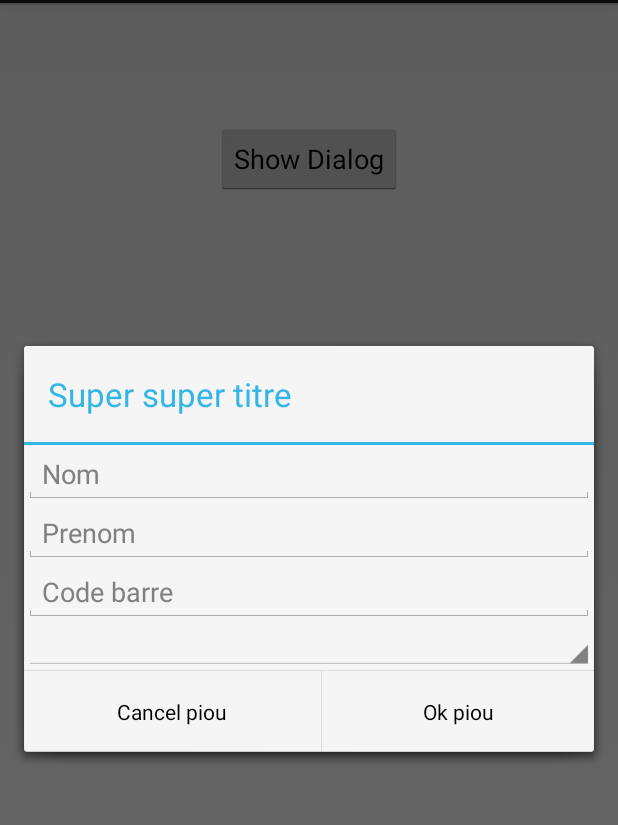
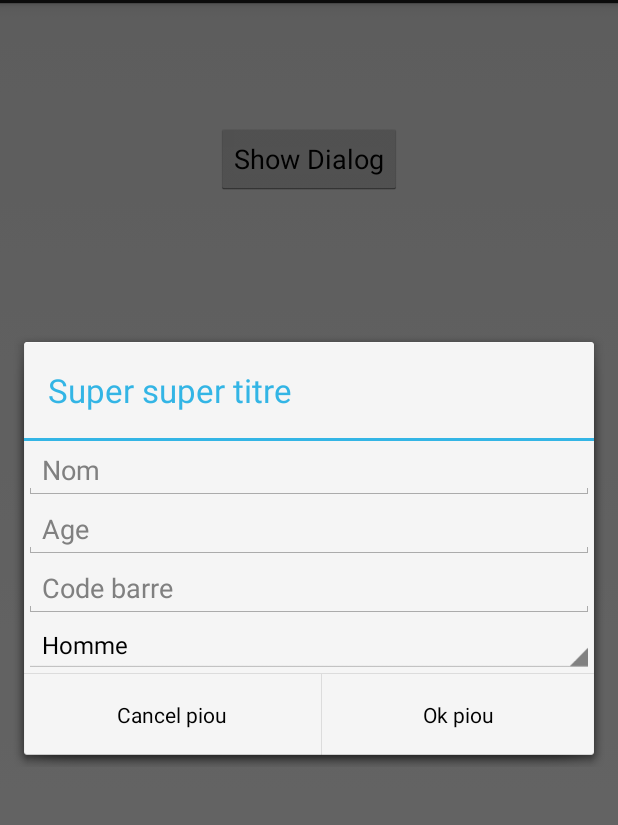
Before and after one commit to jorisdeguet/420406-Applications, an Android app: the screen it shows after launch (DialogFormActivity), after a tap on "Show Dialog", on a phone screen of 412 x 824 dp, the part 69-894 px from its top. Run offline under Robolectric (Android 15) with nearby library versions, the light colour scheme and no system bars.

Commit message:
Fix on Dialogs

```diff
--- a/code/DemoDialogForm/app/src/main/java/com/example/demodialogform/MonDialogFragment.java
+++ b/code/DemoDialogForm/app/src/main/java/com/example/demodialogform/MonDialogFragment.java
@@ -6,37 +6,25 @@ import android.os.*;
 import android.view.*;
 import android.widget.*;
 
+import java.util.Arrays;
+import java.util.List;
+
+import static com.example.demodialogform.R.id.code;
+import static com.example.demodialogform.R.id.spinner;
+
 public class MonDialogFragment extends DialogFragment {
-/*
-	@Override
-    public View onCreateView(LayoutInflater inflater, ViewGroup container,
-            Bundle savedInstanceState) {
-		// mise en place de l'interface a partir du XML
-        final View v = inflater.inflate(R.layout.mon_dialog, container, false);
 
-        // recuperation de chaque element d'interface
-        final Button button = (Button)v.findViewById(R.id.add);
-        final EditText code = (EditText) v.findViewById(R.id.code);
-        final Spinner spinner = (Spinner) v.findViewById(R.id.spinner);
-
-		// ajout des elements au spinner
-        List<String> listes = Arrays.asList("Homme","Femme");
-		ArrayAdapter<String> adapter = new ArrayAdapter<String>(v.getContext(), android.R.layout.simple_spinner_item, listes);
-		adapter.setDropDownViewResource(android.R.layout.simple_expandable_list_item_1);
-		spinner.setAdapter(adapter);
-
-
-        button.setOnClickListener(new OnClickListener() {
-            public void onClick(View v) {
-
-
-                MonDialogFragment.this.dismiss();
-            }
-        });
-
-        return v;
-    }
-*/
+    /**
+     * Uses a standard dialog to handle the title and both positive and negative buttons
+     * with a builder.
+     *
+     * We specified a custom view for the main part of the dialog.
+     *
+     * We access the custom view to retrieve the information.
+     *
+     * @param savedInstanceState
+     * @return
+     */
     @Override
     public Dialog onCreateDialog(Bundle savedInstanceState) {
         final AlertDialog.Builder builder = new AlertDialog.Builder(getActivity());
@@ -48,18 +36,28 @@ public class MonDialogFragment extends DialogFragment {
         // Pass null as the parent view because its going in the dialog layout
         final View v = inflater.inflate(R.layout.mon_dialog, null);
         builder.setView(v);
+
+        final EditText code = (EditText) v.findViewById(R.id.code);
+        final Spinner spinner = (Spinner) v.findViewById(R.id.spinner);
+
+        // add elements to spinner
+        List<String> list = Arrays.asList("Homme","Femme");
+        ArrayAdapter<CharSequence> adapter = ArrayAdapter.createFromResource(getActivity(),
+                R.array.sexes, android.R.layout.simple_spinner_item);
+        adapter.setDropDownViewResource(android.R.layout.simple_spinner_dropdown_item);
+        spinner.setAdapter(adapter);
+
         // Add action buttons
         builder.setPositiveButton(R.string.ok, new DialogInterface.OnClickListener() {
                     @Override
                     public void onClick(DialogInterface dialog, int id) {
-                        final EditText code = (EditText) v.findViewById(R.id.code);
-                        final Spinner spinner = (Spinner) v.findViewById(R.id.spinner);
-                        // TODO
-                        Toast.makeText(getActivity(), "Yo " + code.getText(), Toast.LENGTH_SHORT).show();
+                        // TODO Recover all values and perform the action
+                        Toast.makeText(getActivity(), "Yo " + spinner.getSelectedItemPosition(), Toast.LENGTH_SHORT).show();
                     }
                 })
                 .setNegativeButton(R.string.cancel, new DialogInterface.OnClickListener() {
                     public void onClick(DialogInterface dialog, int id) {
+                        Toast.makeText(getActivity(), "Cancelled ", Toast.LENGTH_SHORT).show();
                         MonDialogFragment.this.getDialog().cancel();
                     }
                 });
--- a/code/DemoDialogForm/app/src/main/res/layout/mon_dialog.xml
+++ b/code/DemoDialogForm/app/src/main/res/layout/mon_dialog.xml
@@ -15,8 +15,9 @@
     </EditText>
 
     <EditText
-        android:id="@+id/prenom"
-        android:hint="Prenom"
+        android:id="@+id/age"
+        android:hint="Age"
+        android:inputType="number"
         android:layout_width="match_parent"
         android:layout_height="wrap_content"
         android:ems="10" >
--- a/code/DemoDialogForm/app/src/main/res/values/strings.xml
+++ b/code/DemoDialogForm/app/src/main/res/values/strings.xml
@@ -12,5 +12,9 @@
     <string name="cancel">Cancel piou</string>
     <string name="mon_super_titre">Super super titre</string>
 
+    <string-array name="sexes">
+        <item>Homme</item>
+        <item>Femme</item>
+    </string-array>
 
 </resources>
--- a/code/DemoDialogForm/build.gradle
+++ b/code/DemoDialogForm/build.gradle
@@ -4,12 +4,15 @@ buildscript {
         jcenter()
     }
     dependencies {
-        classpath 'com.android.tools.build:gradle:1.1.0'
+        classpath 'com.android.tools.build:gradle:2.3.3'
     }
 }
 
 allprojects {
     repositories {
         jcenter()
+        maven {
+            url "https://maven.google.com"
+        }
     }
 }
```
Also changed, not shown: code/DemoDialogForm/app/build.gradle (+5 -5 lines), code/DemoDialogForm/gradle/wrapper/gradle-wrapper.properties, 1 other file.
